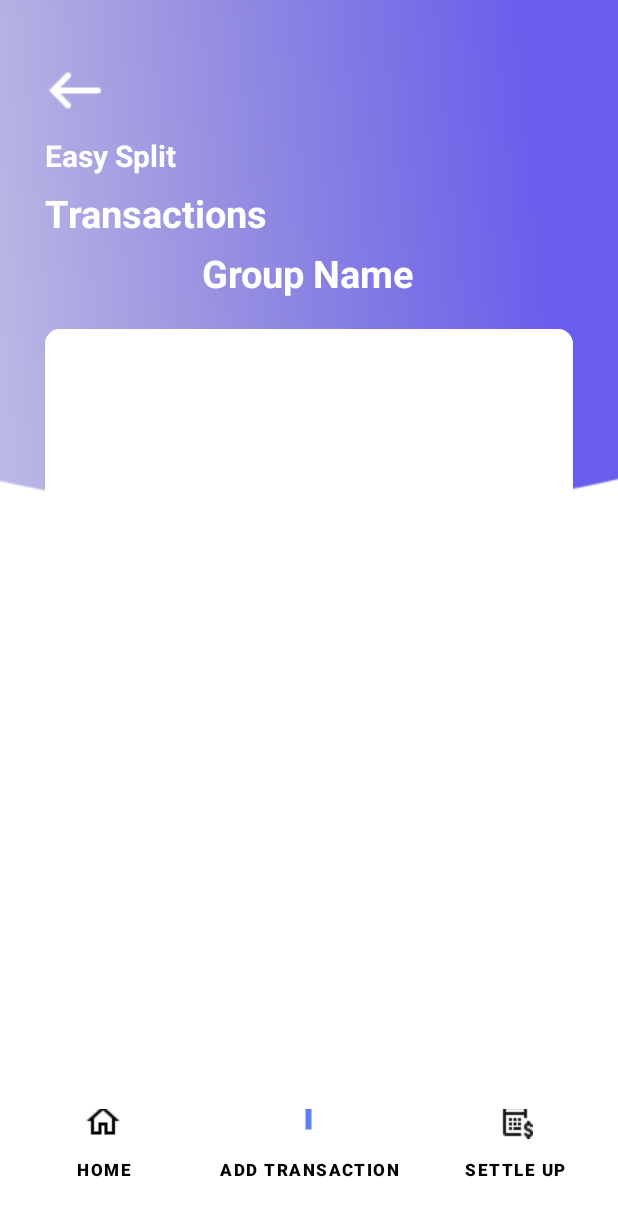
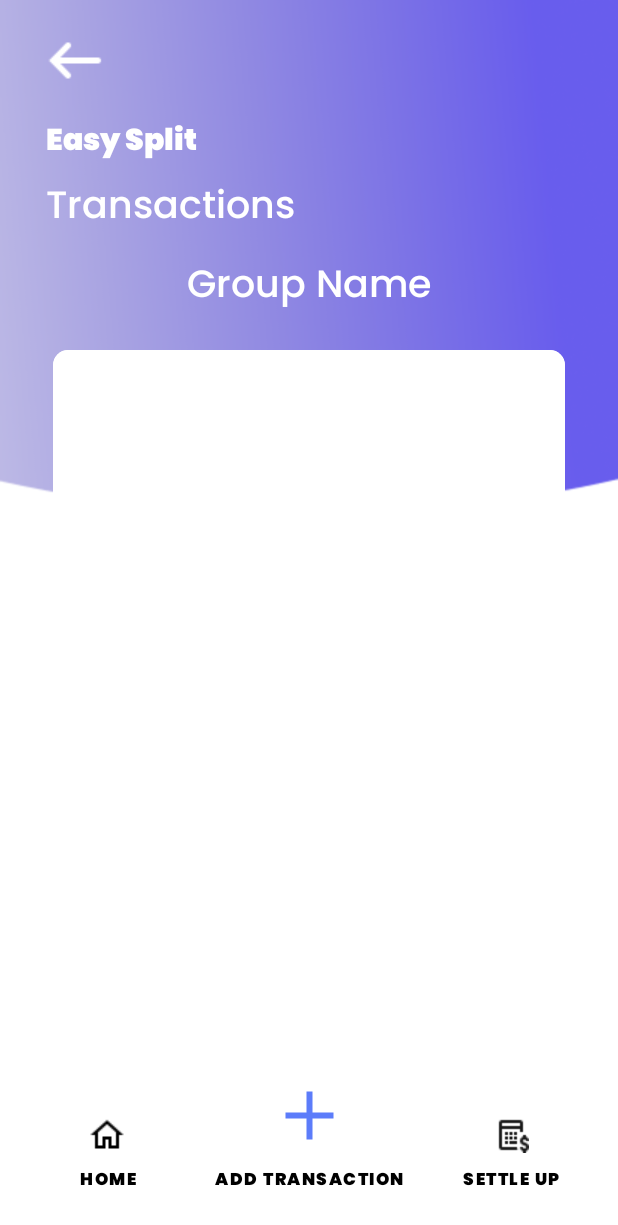
Before and after one commit to pipspritam/Android-App-SplitYourBill, an Android app: the ViewTransaction screen opened directly, with no data from a screen before it, on a phone screen of 412 x 824 dp. Shown: the top 1225 px of the screen. Run offline under Robolectric (Android 15) with nearby library versions, the phone set to English and light mode, and no system bars; 1 statement that could not run was skipped.

Commit message:
constraint layout for view transaction

```diff
--- a/app/src/main/AndroidManifest.xml
+++ b/app/src/main/AndroidManifest.xml
@@ -12,7 +12,9 @@
         android:supportsRtl="true"
         android:theme="@style/Theme.SplitYourBill"
         tools:targetApi="31">
-
+        <activity
+            android:name=".MainActivity2"
+            android:exported="false" />
         <activity
             android:name=".customNameList"
             android:exported="false" />
--- a/app/src/main/java/com/example/splityourbill/ViewTransaction.java
+++ b/app/src/main/java/com/example/splityourbill/ViewTransaction.java
@@ -28,7 +28,7 @@ public class ViewTransaction extends AppCompatActivity {
         goToHomeButton = findViewById(R.id.goToHomeButton);
         goToBackButton = findViewById(R.id.goToBackButton);
         settleUpButton = findViewById(R.id.goToSettleUp);
-        addTransButton = findViewById(R.id.goToaddTrans);
+        addTransButton = findViewById(R.id.goToAddTrans);
         textViewGroupName = findViewById(R.id.viewGroupName);
 
 
@@ -44,7 +44,7 @@ public class ViewTransaction extends AppCompatActivity {
         });
 
         addTransButton.setOnClickListener(v -> {
-            if (v.getId() == R.id.goToaddTrans) {
+            if (v.getId() == R.id.goToAddTrans) {
                 Intent backIntent = new Intent(ViewTransaction.this, addTransDetails.class);
                 startActivity(backIntent);
             }
--- a/app/src/main/res/layout/activity_view_transaction.xml
+++ b/app/src/main/res/layout/activity_view_transaction.xml
@@ -1,154 +1,158 @@
 <?xml version="1.0" encoding="utf-8"?>
-<LinearLayout xmlns:android="http://schemas.android.com/apk/res/android"
-    xmlns:card_view="http://schemas.android.com/apk/res-auto"
+<androidx.constraintlayout.widget.ConstraintLayout xmlns:android="http://schemas.android.com/apk/res/android"
+    xmlns:app="http://schemas.android.com/apk/res-auto"
     xmlns:tools="http://schemas.android.com/tools"
     android:layout_width="match_parent"
     android:layout_height="match_parent"
     android:background="@drawable/background"
-    android:gravity="center_horizontal"
-    android:orientation="vertical"
+    android:padding="5dp"
     tools:context=".ViewTransaction">
 
     <ImageButton
         android:id="@+id/goToBackButton"
-        android:layout_width="40dp"
-        android:layout_height="40dp"
-        android:layout_gravity="left|top"
-        android:layout_marginLeft="30dp"
-        android:layout_marginTop="40dp"
+        android:layout_width="wrap_content"
+        android:layout_height="wrap_content"
+        android:layout_marginStart="10dp"
+        android:layout_weight="0"
         android:background="@color/transparent"
         android:contentDescription="@string/just_a_icon"
-        android:padding="20dp"
-        android:layout_weight="0"
+        android:padding="10dp"
         android:src="@drawable/back"
-         />
+        app:layout_constraintStart_toStartOf="parent"
+        app:layout_constraintTop_toTopOf="parent"
+        app:srcCompat="@drawable/back" />
 
     <TextView
         android:id="@+id/textViewTopName"
         android:layout_width="wrap_content"
         android:layout_height="wrap_content"
-        android:layout_gravity="start"
-        android:layout_marginStart="30dp"
-        android:layout_marginTop="10dp"
-        android:layout_marginBottom="2dp"
+        android:layout_marginStart="25dp"
+        android:layout_marginTop="1dp"
+        android:fontFamily="@font/poppins"
         android:text="@string/easy_split"
         android:textColor="@color/white"
         android:textSize="20sp"
-        android:textStyle="bold"
-         />
 
+        app:layout_constraintStart_toStartOf="parent"
+        app:layout_constraintTop_toBottomOf="@+id/goToBackButton" />
 
     <TextView
         android:id="@+id/textViewTop"
         android:layout_width="wrap_content"
         android:layout_height="wrap_content"
-        android:layout_gravity="left"
-        android:layout_marginLeft="30dp"
+        android:layout_marginStart="25dp"
         android:layout_marginTop="5dp"
-        android:layout_marginBottom="5dp"
+        android:fontFamily="@font/poppins_medium"
         android:text="@string/transactions"
         android:textColor="@color/white"
         android:textSize="25sp"
-        android:textStyle="bold"
-        tools:ignore="RtlHardcoded" />
+
+        app:layout_constraintStart_toStartOf="parent"
+        app:layout_constraintTop_toBottomOf="@+id/textViewTopName" />
 
     <TextView
         android:id="@+id/viewGroupName"
         android:layout_width="wrap_content"
         android:layout_height="wrap_content"
-        android:layout_gravity="center_horizontal"
-        android:layout_marginBottom="20dp"
+        android:layout_marginTop="10dp"
         android:text="Group Name"
         android:textColor="@color/white"
         android:textSize="25sp"
-        android:textStyle="bold"
-         />
+        android:fontFamily="@font/poppins_medium"
+        app:layout_constraintEnd_toEndOf="parent"
+        app:layout_constraintHorizontal_bias="0.5"
+        app:layout_constraintStart_toStartOf="parent"
+        app:layout_constraintTop_toBottomOf="@+id/textViewTop" />
 
-    <com.google.android.material.card.MaterialCardView
+
+    <androidx.cardview.widget.CardView
         android:id="@+id/card_view_inner"
-
         android:layout_width="match_parent"
         android:layout_height="wrap_content"
-        android:layout_gravity="center"
-        android:layout_marginLeft="30dp"
-        android:layout_marginRight="30dp"
-        android:layout_marginBottom="20dp"
+        android:layout_marginStart="30dp"
+        android:layout_marginTop="20dp"
+        android:layout_marginEnd="30dp"
         android:background="@color/white"
-        card_view:cardElevation="0dp"
+        app:cardCornerRadius="10dp"
+        app:cardElevation="0dp"
+        app:layout_constraintEnd_toEndOf="parent"
+        app:layout_constraintHorizontal_bias="0.5"
+        app:layout_constraintStart_toStartOf="parent"
+        app:layout_constraintTop_toBottomOf="@+id/viewGroupName">
 
-        card_view:cardBackgroundColor="@color/white"
-        card_view:cardCornerRadius="10dp">
 
         <ListView
             android:id="@+id/lv1"
             android:layout_width="match_parent"
-            android:layout_height="500dp"
+            android:layout_height="400dp"
+            android:background="@color/white"
+            android:divider="@color/transparent"
             android:padding="5dp"
-            android:background="@color/white"
-            android:scrollbars="none"
-            android:divider="@color/transparent"
+            android:scrollbars="vertical"
+            android:visibility="visible"
 
             />
 
 
-    </com.google.android.material.card.MaterialCardView>
+    </androidx.cardview.widget.CardView>
 
-
-    <LinearLayout
-        android:layout_width="match_parent"
-        android:layout_height="fill_parent"
-        android:layout_gravity="center"
-        android:background="@color/white"
-        android:gravity="bottom">
 
     <Button
         android:id="@+id/goToHomeButton"
-            android:layout_width="0dp"
-            android:layout_height="80dp"
+        android:layout_width="wrap_content"
+        android:layout_height="wrap_content"
         android:layout_marginBottom="10dp"
-            android:layout_weight="1"
+
         android:background="@color/transparent"
         android:drawableTop="@drawable/home"
+        android:fontFamily="@font/poppins"
         android:padding="5dp"
-            android:layout_gravity="bottom"
         android:text="@string/home"
         android:textColor="@color/black"
         android:textSize="11sp"
-            android:textStyle="bold" />
+        android:textStyle="bold"
+        app:layout_constraintBottom_toBottomOf="parent"
+        app:layout_constraintEnd_toStartOf="@+id/goToAddTrans"
+        app:layout_constraintHorizontal_bias="0.5"
+        app:layout_constraintStart_toStartOf="parent" />
 
     <Button
-            android:id="@+id/goToaddTrans"
+        android:id="@+id/goToAddTrans"
+        android:layout_width="wrap_content"
+        android:layout_height="wrap_content"
+        android:layout_marginBottom="10dp"
+        android:background="@color/transparent"
         android:drawableTop="@drawable/plus1"
-            android:layout_width="0dp"
-            android:layout_height="100dp"
-            android:layout_marginBottom="10dp"
-            android:layout_weight="1"
-            android:background="@color/transparent"
+        android:fontFamily="@font/poppins"
         android:padding="5dp"
-            android:layout_gravity="bottom"
-            android:text="Add Transaction"
+        android:text="@string/add_transaction"
         android:textColor="@color/black"
         android:textSize="11sp"
-            android:textStyle="bold" />
+        android:textStyle="bold"
+        app:layout_constraintBottom_toBottomOf="parent"
+        app:layout_constraintEnd_toStartOf="@+id/goToSettleUp"
+        app:layout_constraintHorizontal_bias="0.5"
+        app:layout_constraintStart_toEndOf="@+id/goToHomeButton" />
 
     <Button
         android:id="@+id/goToSettleUp"
+        android:layout_width="wrap_content"
+        android:layout_height="wrap_content"
+        android:layout_marginBottom="10dp"
+        android:background="@color/transparent"
         android:drawableTop="@drawable/estimate"
-            android:layout_width="0dp"
-            android:layout_height="80dp"
-            android:layout_marginBottom="10dp"
-            android:layout_weight="1"
-            android:background="@color/transparent"
+        android:fontFamily="@font/poppins"
         android:padding="5dp"
-            android:layout_gravity="bottom"
+
         android:text="@string/settle_up"
+
         android:textColor="@color/black"
         android:textSize="11sp"
         android:textStyle="bold"
-
-            />
-
-    </LinearLayout>
+        app:layout_constraintBottom_toBottomOf="parent"
+        app:layout_constraintEnd_toEndOf="parent"
+        app:layout_constraintHorizontal_bias="0.5"
+        app:layout_constraintStart_toEndOf="@+id/goToAddTrans" />
 
 
-</LinearLayout>
+</androidx.constraintlayout.widget.ConstraintLayout>
```
Also changed, not shown: app/src/main/java/com/example/splityourbill/MainActivity2.java (added, +14 -0 lines), app/src/main/res/layout/activity_custom_list.xml (+31 -25 lines), app/src/main/res/layout/activity_main2.xml (added, +59 -0 lines). Lines whose indentation alone changed are shown as unchanged.
